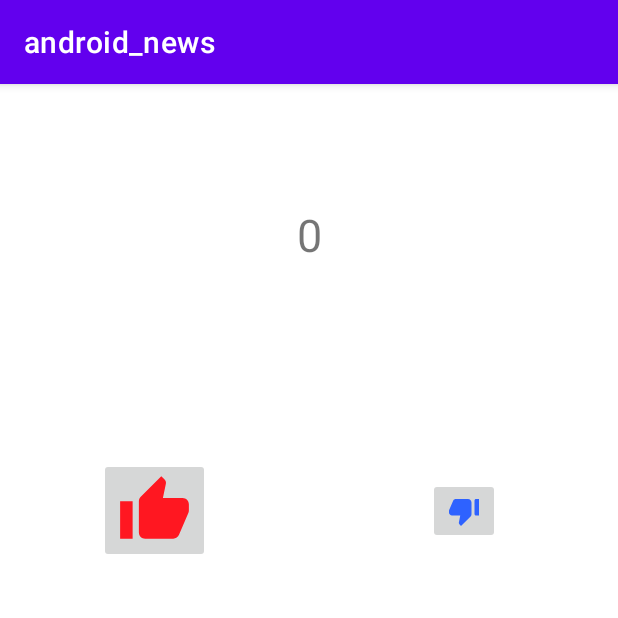
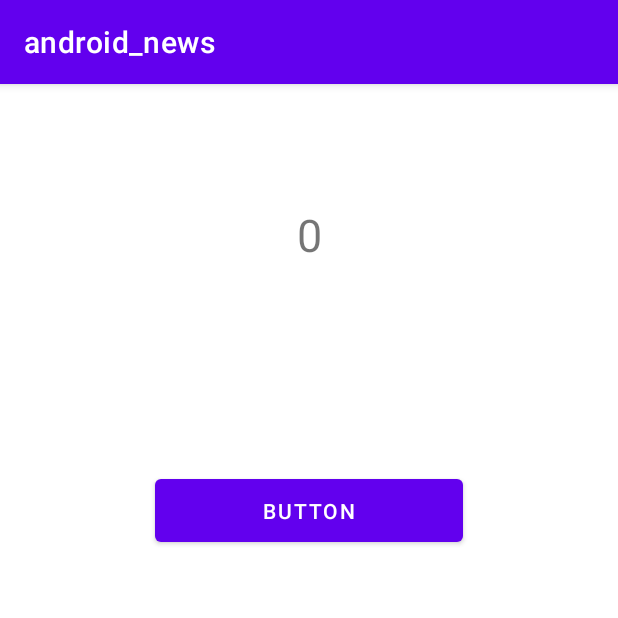
Before and after one commit to zhllm/android_news, an Android app: the screen it shows after launch (MainActivity), on a phone screen of 412 x 824 dp, the top half of it. Run offline under Robolectric (Android 15) with nearby library versions, the phone set to English and light mode, and no system bars; our stand-ins replace data binding.

```diff
--- a/app/build.gradle
+++ b/app/build.gradle
@@ -15,6 +15,9 @@ android {
 
         testInstrumentationRunner "androidx.test.runner.AndroidJUnitRunner"
         android.defaultConfig.vectorDrawables.useSupportLibrary = true
+        dataBinding {
+            enabled true
+        }
     }
 
     buildTypes {
--- a/app/src/main/java/com/beyourself/android_news/MainActivity.java
+++ b/app/src/main/java/com/beyourself/android_news/MainActivity.java
@@ -2,53 +2,31 @@ package com.beyourself.android_news;
 
 import androidx.annotation.NonNull;
 import androidx.appcompat.app.AppCompatActivity;
+import androidx.databinding.DataBindingUtil;
 import androidx.lifecycle.Observer;
 import androidx.lifecycle.ViewModelProvider;
 
 import android.os.Bundle;
 import android.view.View;
 import android.widget.Button;
-import android.widget.ImageButton;
 import android.widget.TextView;
 
+import com.beyourself.android_news.databinding.ActivityMainBinding;
+
 public class MainActivity extends AppCompatActivity {
-
-    ViewModelWithLiveData viewModelWithLiveData;
-    TextView textView;
-    ImageButton imageButtonLike, imageButtonDisLike;
+    MyViewModel myViewModel;
+    ActivityMainBinding binding;
 
     @Override
     protected void onCreate(Bundle savedInstanceState) {
         super.onCreate(savedInstanceState);
         setContentView(R.layout.activity_main);
-        textView = findViewById(R.id.textView);
-        imageButtonLike = findViewById(R.id.imageButton2);
-        imageButtonDisLike = findViewById(R.id.imageButton3);
 
-        viewModelWithLiveData =
-                new ViewModelProvider(this, new ViewModelProvider.NewInstanceFactory())
-                        .get(ViewModelWithLiveData.class);
-
-        viewModelWithLiveData.getLikeNumber().observe(this, new Observer<Integer>() {
-            @Override
-            public void onChanged(Integer integer) {
-                textView.setText(String.valueOf(integer));
-            }
-        });
-
-        imageButtonLike.setOnClickListener(new View.OnClickListener() {
-            @Override
-            public void onClick(View v) {
-                viewModelWithLiveData.addLikeNumber(1);
-            }
-        });
-
-        imageButtonDisLike.setOnClickListener(new View.OnClickListener() {
-            @Override
-            public void onClick(View v) {
-                viewModelWithLiveData.addLikeNumber(-1);
-            }
-        });
+        binding = DataBindingUtil.setContentView(this, R.layout.activity_main);
+        myViewModel = new ViewModelProvider(this, new ViewModelProvider.NewInstanceFactory())
+                .get(MyViewModel.class);
+        binding.setData(myViewModel);
+        binding.setLifecycleOwner(this);
     }
 
     @Override
--- a/app/src/main/java/com/beyourself/android_news/MyViewModel.java
+++ b/app/src/main/java/com/beyourself/android_news/MyViewModel.java
@@ -1,7 +1,20 @@
 package com.beyourself.android_news;
 
+import androidx.lifecycle.MutableLiveData;
 import androidx.lifecycle.ViewModel;
 
 public class MyViewModel extends ViewModel {
-    public int number = 0;
+    private MutableLiveData<Integer> number;
+
+    public MutableLiveData<Integer> getNumber() {
+        if (number == null) {
+            number = new MutableLiveData<>();
+            number.setValue(0);
+        }
+        return number;
+    }
+
+    public void addNumber(int n) {
+        number.setValue(number.getValue() + 1);
+    }
 }
--- a/app/src/main/res/layout/activity_main.xml
+++ b/app/src/main/res/layout/activity_main.xml
@@ -1,7 +1,15 @@
 <?xml version="1.0" encoding="utf-8"?>
-<androidx.constraintlayout.widget.ConstraintLayout xmlns:android="http://schemas.android.com/apk/res/android"
+<layout xmlns:android="http://schemas.android.com/apk/res/android"
     xmlns:app="http://schemas.android.com/apk/res-auto"
-    xmlns:tools="http://schemas.android.com/tools"
+    xmlns:tools="http://schemas.android.com/tools">
+
+    <data>
+        <variable
+            name="data"
+            type="com.beyourself.android_news.MyViewModel" />
+    </data>
+
+    <androidx.constraintlayout.widget.ConstraintLayout
         android:layout_width="match_parent"
         android:layout_height="match_parent"
         tools:context=".MainActivity">
@@ -29,18 +37,7 @@
             app:layout_constraintEnd_toEndOf="parent"
             app:layout_constraintStart_toStartOf="parent"
             app:layout_constraintTop_toTopOf="parent"
-        tools:text="@tools:sample/first_names" />
-
-    <ImageButton
-        android:id="@+id/imageButton2"
-        android:layout_width="wrap_content"
-        android:layout_height="wrap_content"
-        android:contentDescription="@string/app_name"
-        app:layout_constraintBottom_toTopOf="@+id/guideline3"
-        app:layout_constraintEnd_toStartOf="@+id/guideline2"
-        app:layout_constraintStart_toStartOf="parent"
-        app:layout_constraintTop_toTopOf="@+id/guideline"
-        app:srcCompat="@drawable/ic_baseline_thumb_up_24" />
+            tools:text="@{String.valueOf(data.number)}" />
 
         <androidx.constraintlayout.widget.Guideline
             android:id="@+id/guideline2"
@@ -49,15 +46,16 @@
             android:orientation="vertical"
             app:layout_constraintGuide_percent="0.5" />
 
-    <ImageButton
-        android:id="@+id/imageButton3"
-        android:layout_width="wrap_content"
-        android:layout_height="wrap_content"
-        android:contentDescription="@string/app_name"
+        <Button
+            android:id="@+id/button"
+            android:layout_width="205dp"
+            android:layout_height="54dp"
+            android:text="Button"
+            android:onClick="@{()->data.addNumber(1)}"
             app:layout_constraintBottom_toTopOf="@+id/guideline3"
             app:layout_constraintEnd_toEndOf="parent"
-        app:layout_constraintStart_toStartOf="@+id/guideline2"
-        app:layout_constraintTop_toTopOf="@+id/guideline"
-        app:srcCompat="@drawable/ic_baseline_thumb_down_alt_24" />
+            app:layout_constraintStart_toStartOf="parent"
+            app:layout_constraintTop_toTopOf="@+id/guideline" />
 
     </androidx.constraintlayout.widget.ConstraintLayout>
+</layout>
```
Lines whose indentation alone changed are shown as unchanged.
